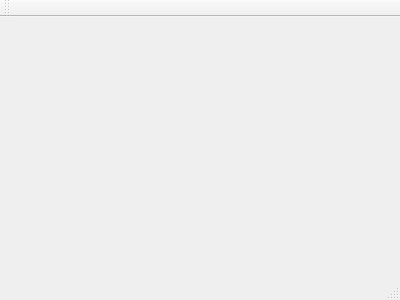
Qt form mainwindow.ui (thethirdchild1991/IMAGE_PROCESSOR) before a commit.
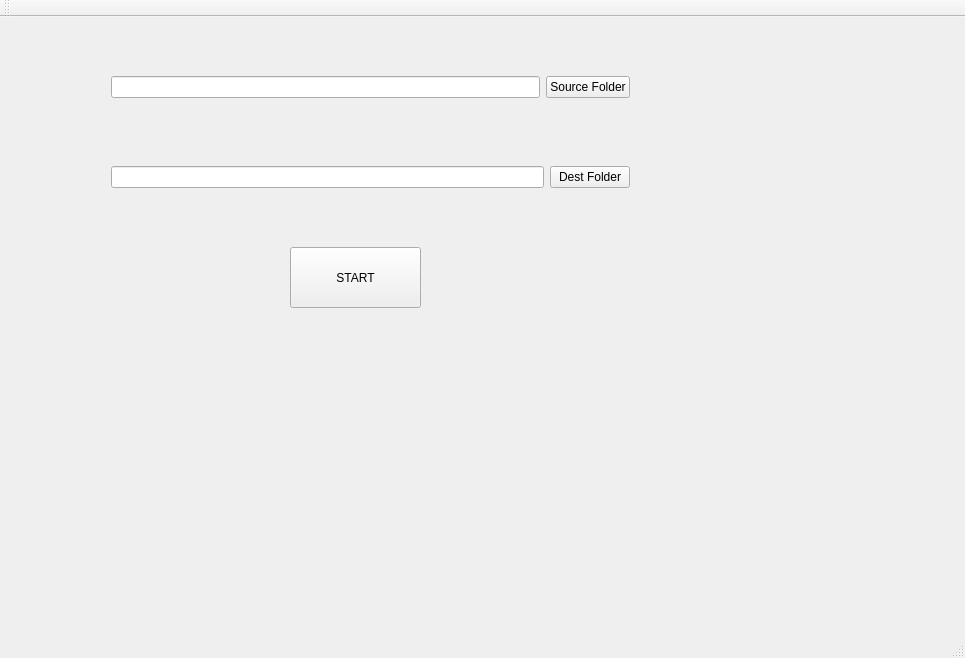
The same form after that commit.

```diff
--- a/mainwindow.ui
+++ b/mainwindow.ui
@@ -1,24 +1,97 @@
 <ui version="4.0">
  <class>MainWindow</class>
- <widget class="QMainWindow" name="MainWindow" >
-  <property name="geometry" >
+ <widget class="QMainWindow" name="MainWindow">
+  <property name="geometry">
    <rect>
     <x>0</x>
     <y>0</y>
-    <width>400</width>
-    <height>300</height>
+    <width>965</width>
+    <height>658</height>
    </rect>
   </property>
   <property name="windowTitle" >
    <string>MainWindow</string>
   </property>
-  <widget class="QMenuBar" name="menuBar" />
-  <widget class="QToolBar" name="mainToolBar" />
-  <widget class="QWidget" name="centralWidget" />
-  <widget class="QStatusBar" name="statusBar" />
+  <widget class="QWidget" name="centralWidget">
+   <widget class="QPushButton" name="startPushButton">
+    <property name="geometry">
+     <rect>
+      <x>290</x>
+      <y>230</y>
+      <width>131</width>
+      <height>61</height>
+     </rect>
+    </property>
+    <property name="text">
+     <string>START</string>
+    </property>
+   </widget>
+   <widget class="QWidget" name="horizontalLayoutWidget">
+    <property name="geometry">
+     <rect>
+      <x>100</x>
+      <y>30</y>
+      <width>541</width>
+      <height>80</height>
+     </rect>
+    </property>
+    <layout class="QHBoxLayout" name="horizontalLayout">
+     <item>
+      <widget class="QLineEdit" name="srcFolderLineEdit"/>
+     </item>
+     <item>
+      <widget class="QPushButton" name="browseSRCPushButton">
+       <property name="text">
+        <string>Source Folder</string>
+       </property>
+      </widget>
+     </item>
+    </layout>
+   </widget>
+   <widget class="QWidget" name="horizontalLayoutWidget_2">
+    <property name="geometry">
+     <rect>
+      <x>100</x>
+      <y>120</y>
+      <width>541</width>
+      <height>80</height>
+     </rect>
+    </property>
+    <layout class="QHBoxLayout" name="horizontalLayout_2">
+     <item>
+      <widget class="QLineEdit" name="dstFolderLineEdit"/>
+     </item>
+     <item>
+      <widget class="QPushButton" name="browseDSTPushButton">
+       <property name="text">
+        <string>Dest Folder</string>
+       </property>
+      </widget>
+     </item>
+    </layout>
+   </widget>
+  </widget>
+  <widget class="QMenuBar" name="menuBar">
+   <property name="geometry">
+    <rect>
+     <x>0</x>
+     <y>0</y>
+     <width>965</width>
+     <height>21</height>
+    </rect>
+   </property>
+  </widget>
+  <widget class="QToolBar" name="mainToolBar">
+   <attribute name="toolBarArea">
+    <enum>TopToolBarArea</enum>
+   </attribute>
+   <attribute name="toolBarBreak">
+    <bool>false</bool>
+   </attribute>
+  </widget>
+  <widget class="QStatusBar" name="statusBar"/>
  </widget>
- <layoutDefault spacing="6" margin="11" />
- <pixmapfunction></pixmapfunction>
+ <layoutdefault spacing="6" margin="11"/>
  <resources/>
  <connections/>
 </ui>
```
Left out of the diff: 3 changed lines with no effect on the pictures.
